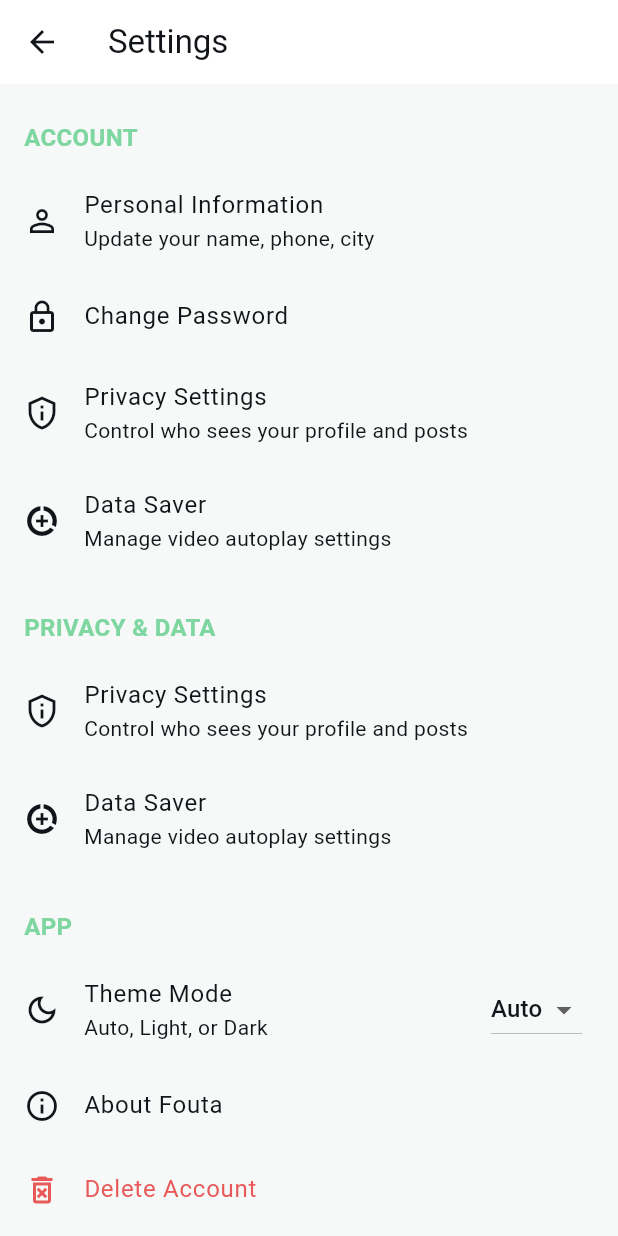
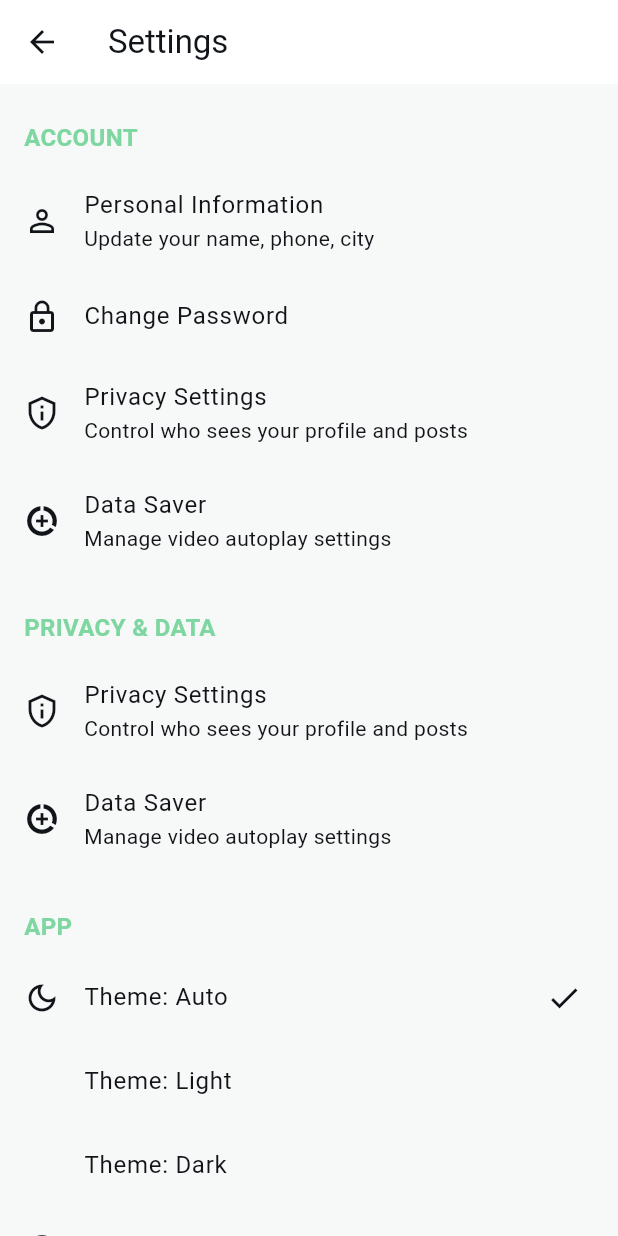
Before and after one commit to bahmuhammad24-developer/fouta_app, a Flutter app: the UnifiedSettingsScreen screen opened directly, on a phone screen of 412 x 824 dp. Run offline on Flutter 3.47's test engine with Material 3 defaults, Android fonts, the light colour scheme and no system bars; our stand-ins replace badges, cached_network_image, camera, cloud_firestore, connectivity_plus, firebase_auth and 9 more; missing offline and left inert: media_kit, media_kit_video, record; accounts and stored records are empty.

Commit message:
feat(theme+docs): add ThemeController and story specs

```diff
--- a/brand/tokens.json
+++ b/brand/tokens.json
@@ -50,6 +50,9 @@
   "storyCapture": {
     "maxVideoSeconds": 15,
     "tapPhoto": true,
-    "longPressVideo": true
+    "longPressVideo": true,
+    "imageDurationMs": 6000,
+    "maxVideoMs": 15000,
+    "expiryHours": 24
   }
 }
--- a/lib/screens/unified_settings_screen.dart
+++ b/lib/screens/unified_settings_screen.dart
@@ -8,7 +8,7 @@ import 'package:fouta_app/screens/account_settings_screen.dart';
 import 'package:fouta_app/screens/data_saver_screen.dart';
 import 'package:fouta_app/screens/privacy_settings_screen.dart';
 import 'package:provider/provider.dart';
-import 'package:fouta_app/services/theme_provider.dart';
+import 'package:fouta_app/theme/theme_controller.dart';
 import 'package:fouta_app/utils/snackbar.dart';
 
 class UnifiedSettingsScreen extends StatefulWidget {
@@ -219,30 +219,36 @@ class _UnifiedSettingsScreenState extends State<UnifiedSettingsScreen> {
 
           _buildSectionHeader('APP'),
 
-          // Theme mode selection using ThemeProvider.
-          Builder(
-            builder: (context) {
-              return Consumer<ThemeProvider>(
-                builder: (context, themeProvider, _) {
-                  return ListTile(
+          // Theme mode selection using ThemeController.
+          Consumer<ThemeController>(
+            builder: (context, controller, _) {
+              return Column(
+                children: [
+                  ListTile(
                     leading: const Icon(Icons.dark_mode_outlined),
-                    title: const Text('Theme Mode'),
-                    subtitle: const Text('Auto, Light, or Dark'),
-                    trailing: DropdownButton<ThemeMode>(
-                      value: themeProvider.themeMode,
-                      onChanged: (mode) {
-                        if (mode != null) {
-                          themeProvider.setThemeMode(mode);
-                        }
-                      },
-                      items: const [
-                        DropdownMenuItem(value: ThemeMode.system, child: Text('Auto')),
-                        DropdownMenuItem(value: ThemeMode.light, child: Text('Light')),
-                        DropdownMenuItem(value: ThemeMode.dark, child: Text('Dark')),
-                      ],
-                    ),
-                  );
-                },
+                    title: const Text('Theme: Auto'),
+                    trailing: controller.themeMode == ThemeMode.system
+                        ? const Icon(Icons.check)
+                        : null,
+                    onTap: () => controller.setMode(ThemeMode.system),
+                  ),
+                  ListTile(
+                    leading: const SizedBox(width: 24),
+                    title: const Text('Theme: Light'),
+                    trailing: controller.themeMode == ThemeMode.light
+                        ? const Icon(Icons.check)
+                        : null,
+                    onTap: () => controller.setMode(ThemeMode.light),
+                  ),
+                  ListTile(
+                    leading: const SizedBox(width: 24),
+                    title: const Text('Theme: Dark'),
+                    trailing: controller.themeMode == ThemeMode.dark
+                        ? const Icon(Icons.check)
+                        : null,
+                    onTap: () => controller.setMode(ThemeMode.dark),
+                  ),
+                ],
               );
             },
           ),
--- a/lib/services/theme_provider.dart
+++ /dev/null
@@ -1,41 +0,0 @@
-import 'package:flutter/material.dart';
-import 'package:shared_preferences/shared_preferences.dart';
-
-/// Provides the app's current [ThemeMode] and persists changes.
-class ThemeProvider extends ChangeNotifier {
-  ThemeMode _themeMode = ThemeMode.system;
-  ThemeMode get themeMode => _themeMode;
-
-  ThemeProvider() {
-    _loadThemeMode();
-  }
-
-  Future<void> _loadThemeMode() async {
-    final prefs = await SharedPreferences.getInstance();
-    final value = prefs.getString('themeMode') ?? 'system';
-    _themeMode = _stringToThemeMode(value);
-    notifyListeners();
-  }
-
-  Future<void> setThemeMode(ThemeMode mode) async {
-    if (_themeMode == mode) return;
-    _themeMode = mode;
-    final prefs = await SharedPreferences.getInstance();
-    await prefs.setString('themeMode', _themeMode.toString().split('.').last);
-    notifyListeners();
-  }
-
-  // Helper to parse a stored string into a ThemeMode value.
-  ThemeMode _stringToThemeMode(String value) {
-    switch (value) {
-      case 'light':
-        return ThemeMode.light;
-      case 'dark':
-        return ThemeMode.dark;
-      default:
-        return ThemeMode.system;
-    }
-  }
-
-  bool get isDarkMode => _themeMode == ThemeMode.dark;
-}
```
Also changed, not shown: lib/main.dart (+8 -5 lines), lib/theme/theme_controller.dart (added, +36 -0 lines), tool/contrast_check.dart (+35 -58 lines), 5 other files.
